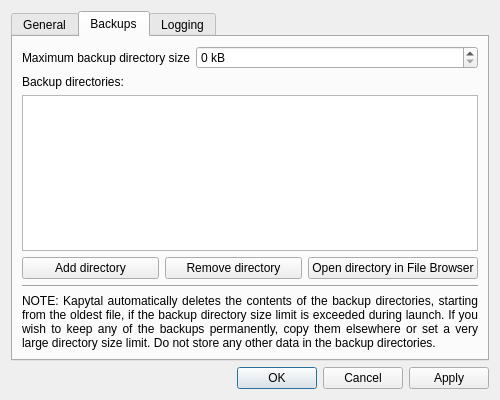
First picture: the form in src/views/ui_files/forms/settings_form.ui, repository JakubFranek/Kapytal, before the edit.
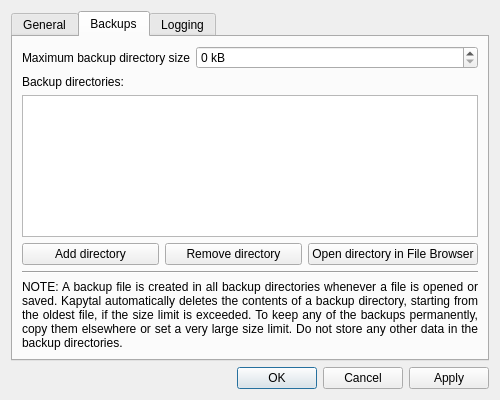
Second picture: the form after the edit. The open tabs and pages were chosen to show the change.

Commit message: Update SettingsForm notes

The edit to the form file:
```diff
--- a/src/views/ui_files/forms/settings_form.ui
+++ b/src/views/ui_files/forms/settings_form.ui
@@ -236,7 +236,7 @@
        <item>
         <widget class="QLabel" name="backupsDisclaimerLabel">
          <property name="text">
-          <string>NOTE: Kapytal automatically deletes the contents of the backup directories, starting from the oldest file, if the backup directory size limit is exceeded during launch. If you wish to keep any of the backups permanently, copy them elsewhere or set a very large directory size limit. Do not store any other data in the backup directories.</string>
+          <string>&lt;html&gt;&lt;head/&gt;&lt;body&gt;&lt;p&gt;NOTE: A backup file is created in all backup directories whenever a file is opened or saved. Kapytal automatically deletes the contents of a backup directory, starting from the oldest file, if the size limit is exceeded. To keep any of the backups permanently, copy them elsewhere or set a very large size limit. Do not store any other data in the backup directories.&lt;/p&gt;&lt;/body&gt;&lt;/html&gt;</string>
          </property>
          <property name="alignment">
           <set>Qt::AlignJustify|Qt::AlignVCenter</set>
```
Left out of the diff: 2 changed lines with no effect on the pictures. The commit also changes 3 other files.
